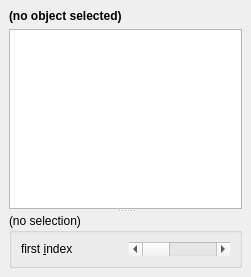
This is gui/widgets/VectorMappingChooser.ui in kateyy/geohazardvis as Qt 5 draws it before an edit. The edited form follows.
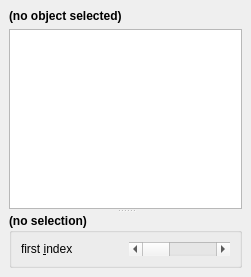
This is the edited form.

```diff
--- a/gui/widgets/VectorMappingChooser.ui
+++ b/gui/widgets/VectorMappingChooser.ui
@@ -53,6 +53,12 @@
        </layout>
       </widget>
       <widget class="QGroupBox" name="propertyBrowserContainer">
+       <property name="font">
+        <font>
+         <weight>75</weight>
+         <bold>true</bold>
+        </font>
+       </property>
        <property name="title">
         <string>(no selection)</string>
        </property>
@@ -64,6 +70,12 @@
          <layout class="QHBoxLayout" name="horizontalLayout">
           <item>
            <widget class="QLabel" name="firstIndexLabel">
+            <property name="font">
+             <font>
+              <weight>50</weight>
+              <bold>false</bold>
+             </font>
+            </property>
             <property name="text">
              <string>first &amp;index</string>
             </property>
```
